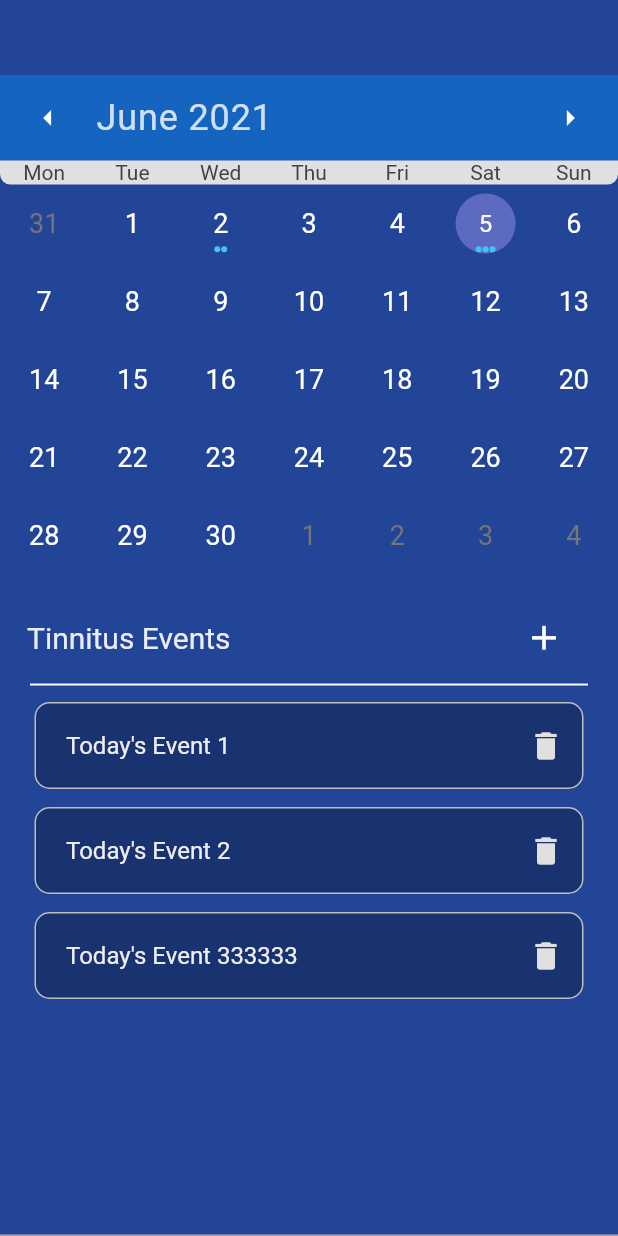
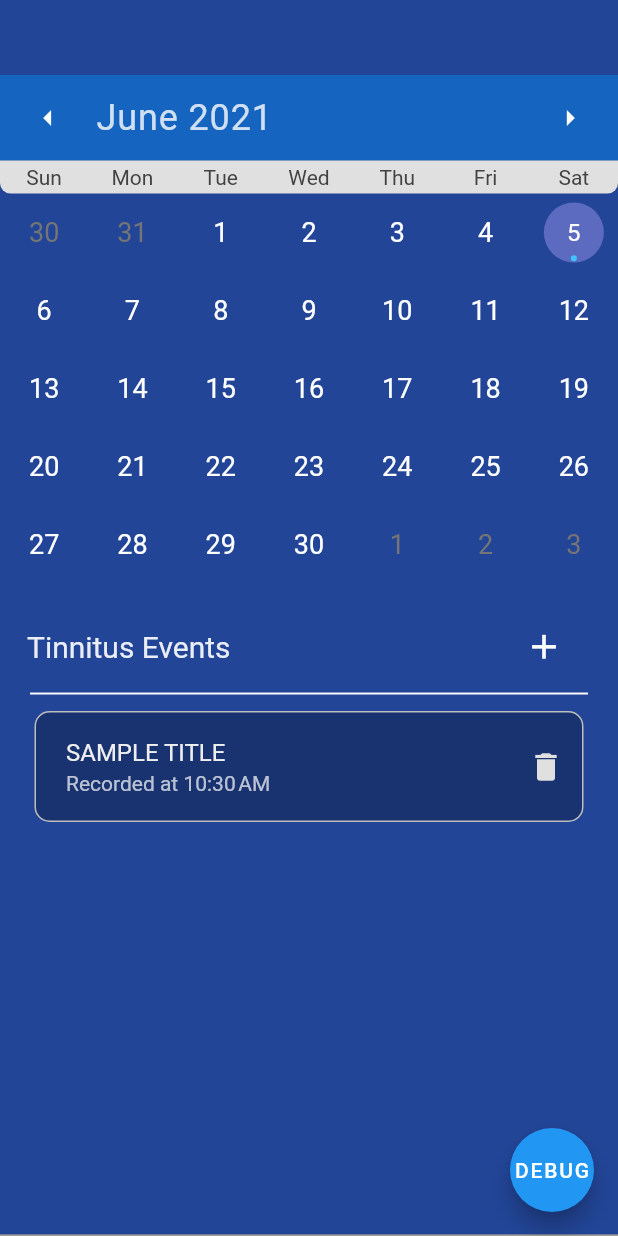
Before and after one commit to erickimdev/Tinnitus-Mobile-App, a Flutter app: the CalendarPage screen opened by its route, after a tap on the "add" icon, on a phone screen of 412 x 824 dp. Run offline on Flutter 3.47's test engine with Material 2 defaults, Android fonts, the phone set to English and light mode, and no system bars; drawn by our look-alikes of table_calendar.

Commit message:
Tinnitus events addable; some UI changes

```diff
--- a/lib/main.dart
+++ b/lib/main.dart
@@ -3,6 +3,7 @@ import 'pages/calendar/calendar.dart';
 import 'pages/poll.dart';
 import 'pages/smartwatch.dart';
 import 'pages/profile.dart';
+import 'pages/calendar/addEvent.dart';
 
 void main() {
   runApp(MyApp());
@@ -17,6 +18,7 @@ class MyApp extends StatelessWidget {
       routes: {
         '/': (context) => _MainPage(),
         '/calendar': (context) => CalendarPage(),
+        '/add_event': (context) => AddEvent(),
         '/poll': (context) => PollPage(),
         '/smartwatch': (context) => SmartwatchPage(),
         '/profile': (context) => ProfilePage(),
--- a/lib/pages/calendar/calendar.dart
+++ b/lib/pages/calendar/calendar.dart
@@ -2,6 +2,7 @@ import 'package:flutter/cupertino.dart';
 import 'package:flutter/material.dart';
 import 'package:flutter/rendering.dart';
 import 'package:table_calendar/table_calendar.dart';
+import 'package:intl/intl.dart';
 import 'utils.dart';
 
 class CalendarPage extends StatefulWidget {
@@ -23,7 +24,9 @@ class _CalendarPageState extends State<CalendarPage> {
     _selectedEvents = ValueNotifier(_getEventsForDay(_selectedDay));
   }
 
-  List<Event> _getEventsForDay(DateTime day) => kEvents[day] ?? [];
+  List<Event> _getEventsForDay(DateTime day) {
+    return kEvents[day] ?? [];
+  }
 
   void _onDaySelected(DateTime selectedDay, DateTime focusedDay) {
     if (!isSameDay(_selectedDay, selectedDay)) {
@@ -75,12 +78,13 @@ class _CalendarPageState extends State<CalendarPage> {
           TableCalendar<Event>(
             firstDay: DateTime.utc(2020, 1, 1),
             lastDay: DateTime.utc(2030, 3, 14),
+            daysOfWeekHeight: 22,
             focusedDay: _focusedDay,
+            calendarFormat: _calendarFormat,
             selectedDayPredicate: (day) => isSameDay(_selectedDay, day),
-            calendarFormat: _calendarFormat,
             eventLoader: _getEventsForDay,
-            startingDayOfWeek: StartingDayOfWeek.monday,
             onDaySelected: _onDaySelected,
+            pageJumpingEnabled: true,
             onFormatChanged: (format) {
               if (_calendarFormat != format) {
                 setState(() {
@@ -91,7 +95,6 @@ class _CalendarPageState extends State<CalendarPage> {
             onPageChanged: (focusedDay) {
               _focusedDay = focusedDay;
             },
-            pageJumpingEnabled: true,
 
             // header style changes
             headerStyle: HeaderStyle(
@@ -114,7 +117,6 @@ class _CalendarPageState extends State<CalendarPage> {
                 color: Colors.blue[800],
               )
             ),
-
             // days of week style changes
             daysOfWeekStyle: DaysOfWeekStyle(
               decoration: BoxDecoration(
@@ -130,7 +132,6 @@ class _CalendarPageState extends State<CalendarPage> {
                 color: Colors.grey[800],
               )
             ),
-
             // calendar style changes
             calendarStyle: CalendarStyle(
               markerSize: 4,
@@ -177,10 +178,17 @@ class _CalendarPageState extends State<CalendarPage> {
                   color: Colors.white,
                   size: 27,
                 ),
-                onPressed: () {
-                  print("_focusedDay: $_focusedDay");
-                  print("_selectedDay: $_selectedDay");
-                  print("_selectedEvents: $_selectedEvents");
+                onPressed: () async {
+                  Event event = Event("SAMPLE TITLE", "${DateFormat.jm().format(DateTime.now())}");
+                  setState(() {
+                    if(kEvents[_selectedDay] == null) {
+                      kEvents.addAll({_selectedDay: [event,]});
+                    }
+                    else {
+                      kEvents[_selectedDay].add(event);
+                    }
+                    _selectedEvents.value = _getEventsForDay(_selectedDay);
+                  });
                 },
                 splashRadius: 20,
               ),
@@ -195,7 +203,7 @@ class _CalendarPageState extends State<CalendarPage> {
             endIndent: 20,
           ),
 
-          // list of events
+          // TINNITUS EVENTS
           Expanded(
             child: ValueListenableBuilder<List<Event>>(
               valueListenable: _selectedEvents,
@@ -221,6 +229,12 @@ class _CalendarPageState extends State<CalendarPage> {
                         onTap: () => print('${value[index]}'),
                         onLongPress: () {},
                         contentPadding: EdgeInsets.fromLTRB(20, 0, 0, 0),
+                        subtitle: Text(
+                          "Recorded at ${value[index].time}",
+                          style: TextStyle(
+                            color: Colors.white70,
+                          ),
+                        ),
                         title: Text(
                           '${value[index]}',
                           style: TextStyle(
@@ -229,19 +243,19 @@ class _CalendarPageState extends State<CalendarPage> {
                           ),
                         ),
                         trailing: IconButton(
-                          onPressed: () async {
-                            bool choice = await _showDialog("${value[index]}");
-                            setState(() {
-                              if(choice){
-                                value.removeAt(index);
-                              }
-                            });
-                          },
                           icon: Icon(
                             Icons.delete,
                             color: Colors.grey[300],
                           ),
                           splashRadius: 20,
+                          onPressed: () async {
+                            bool choice = await _showDialog("${value[index]}");
+                            setState(() {
+                              if(choice) {
+                                value.removeAt(index);
+                              }
+                            });
+                          },
                         ),
                       ),
                     );
@@ -258,6 +272,16 @@ class _CalendarPageState extends State<CalendarPage> {
           ),
         ],
       ),
+      floatingActionButton: FloatingActionButton(
+        onPressed: () {
+          // Navigator.pushNamed(context, "/add_event", arguments: {
+          //   "key":"value!!!!!"
+          // });
+          print("________________________________");
+          print("_________________________");
+        },
+        child: Text("DEBUG"),
+      ),
     );
   }
 }
--- a/lib/pages/calendar/utils.dart
+++ b/lib/pages/calendar/utils.dart
@@ -3,28 +3,36 @@ import 'package:table_calendar/table_calendar.dart';
 
 class Event {
   final String title;
-  const Event(this.title);
+  final String time;
+
+  const Event(this.title, this.time);
 
   @override
   String toString() => title;
 }
 
-final kEvents = LinkedHashMap<DateTime, List<Event>>(
+LinkedHashMap<DateTime, List<Event>>
+kEvents = LinkedHashMap<DateTime, List<Event>>(
   equals: isSameDay,
   hashCode: getHashCode,
-)..addAll(_kEventSource);
-
-final _kEventSource = Map.fromIterable(List.generate(50, (index) => index),
-    key: (item) => DateTime.utc(2020, 10, item * 5),
-    value: (item) => List.generate(
-        item % 4 + 1, (index) => Event('Event $item | ${index + 1}')))
-  ..addAll({
-    DateTime.now(): [
-      Event('Today\'s Event 1'),
-      Event('Today\'s Event 2'),
-      Event('Today\'s Event 333333'),
-    ],
-  });
+);
+// ..addAll(_kEventSource);
+//
+// Map<DateTime, List<Event>>
+// _kEventSource = Map.fromIterable(
+//   List.generate(2, (index) => index),
+//   key: (item) => DateTime.utc(2021, 5, item * 2),
+//   value: (item) => List.generate(
+//     item % 4 + 1, (index) => Event('Event $item | ${index + 1}')
+//   )
+// )
+//   ..addAll({
+//     DateTime.utc(2021, 6, 29): [
+//       Event('Today\'s Event 1'),
+//       Event('Today\'s Event 2'),
+//       Event('Today\'s Event 333333'),
+//     ],
+//   });
 
 int getHashCode(DateTime key) {
   return key.day * 1000000 + key.month * 10000 + key.year;
--- a/pubspec.yaml
+++ b/pubspec.yaml
@@ -24,8 +24,9 @@ dependencies:
   flutter:
     sdk: flutter
 
-  table_calendar: ^3.0.0
-  flutter_spinkit: ^4.1.2 # loading screen
+  table_calendar: ^3.0.0  # calendar
+  flutter_spinkit: ^4.1.2 # loading screen icon
+  intl: ^0.17.0           # datetime parser
   cupertino_icons: ^1.0.2 # icons
 
 dev_dependencies:
```
Also changed, not shown: lib/pages/calendar/addEvent.dart (added, +71 -0 lines), pubspec.lock.
